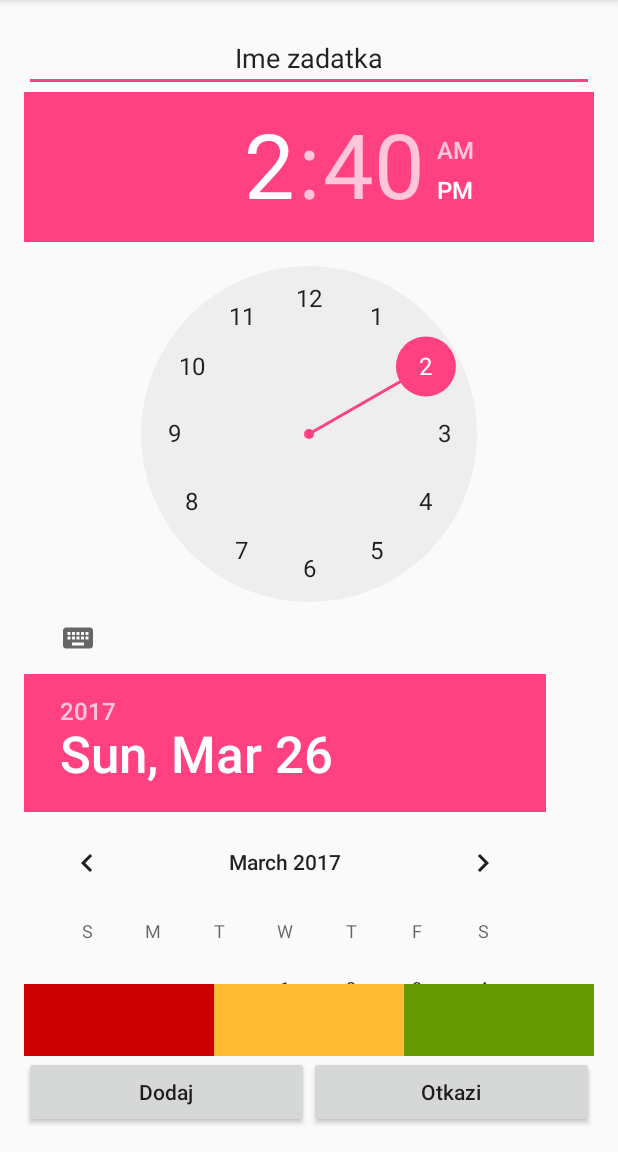
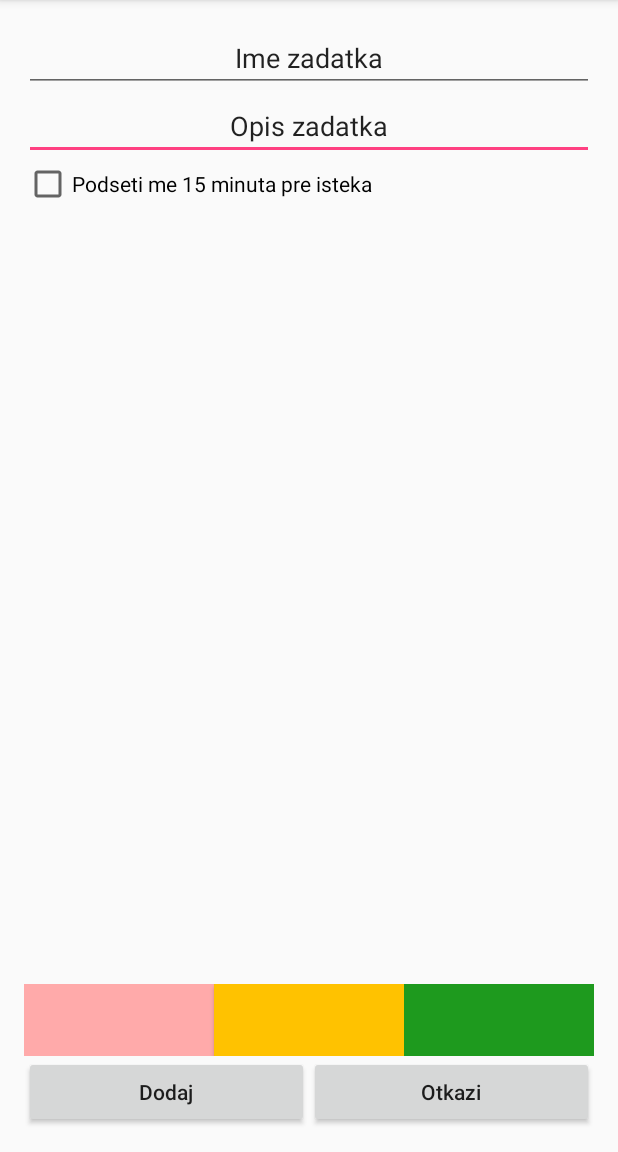
Before and after one commit to JuricaAleksandar/PNRS1, an Android app: the AddActivity screen opened directly, with no data from a screen before it, after a tap on an icon or button, on a phone screen of 412 x 824 dp, the part 84-1236 px from its top. Run offline under Robolectric (Android 15) with nearby library versions, the light colour scheme and no system bars.

Commit message:
Dugmici reseni

```diff
--- a/projekat/app/src/main/java/ra47_2014/pnrs1/rtrk/taskmanager/AddActivity.java
+++ b/projekat/app/src/main/java/ra47_2014/pnrs1/rtrk/taskmanager/AddActivity.java
@@ -1,10 +1,15 @@
 package ra47_2014.pnrs1.rtrk.taskmanager;
 
+import android.app.DatePickerDialog;
 import android.content.Intent;
+import android.graphics.Color;
 import android.support.v7.app.AppCompatActivity;
 import android.os.Bundle;
 import android.view.View;
 import android.widget.Button;
+import android.widget.DatePicker;
+import android.widget.TextView;
+import java.util.Calendar;
 
 public class AddActivity extends AppCompatActivity {
 
@@ -18,6 +23,11 @@ public class AddActivity extends AppCompatActivity {
         final Button greenButton = (Button) findViewById(R.id.buttonGreen);
         final Button yellowButton = (Button) findViewById(R.id.buttonYellow);
         final Button redButton = (Button) findViewById(R.id.buttonRed);
+
+        greenButton.setBackgroundColor(Color.rgb(30,154,30));
+        redButton.setBackgroundColor(Color.rgb(204,0,0));
+        yellowButton.setBackgroundColor(Color.rgb(255,194,0));
+
         addButton.setOnClickListener(new View.OnClickListener() {
             @Override
             public void onClick(View v) {
@@ -33,22 +43,34 @@ public class AddActivity extends AppCompatActivity {
         greenButton.setOnClickListener(new View.OnClickListener() {
             @Override
             public void onClick(View v) {
-                yellowButton.setEnabled(false);
-                redButton.setEnabled(false);
+                greenButton.setBackgroundColor(Color.rgb(170,255,170));
+                redButton.setBackgroundColor(Color.rgb(204,0,0));
+                yellowButton.setBackgroundColor(Color.rgb(255,194,0));
+                greenButton.setEnabled(false);
+                redButton.setEnabled(true);
+                yellowButton.setEnabled(true);
             }
         });
         yellowButton.setOnClickListener(new View.OnClickListener() {
             @Override
             public void onClick(View v) {
-                greenButton.setEnabled(false);
-                redButton.setEnabled(false);
+                greenButton.setBackgroundColor(Color.rgb(30,154,30));
+                redButton.setBackgroundColor(Color.rgb(204,0,0));
+                yellowButton.setBackgroundColor(Color.rgb(255,224,130));
+                greenButton.setEnabled(true);
+                redButton.setEnabled(true);
+                yellowButton.setEnabled(false);
             }
         });
         redButton.setOnClickListener(new View.OnClickListener() {
             @Override
             public void onClick(View v) {
-                yellowButton.setEnabled(false);
-                greenButton.setEnabled(false);
+                greenButton.setBackgroundColor(Color.rgb(30,154,30));
+                redButton.setBackgroundColor(Color.rgb(255,170,170));
+                yellowButton.setBackgroundColor(Color.rgb(255,194,0));
+                greenButton.setEnabled(true);
+                redButton.setEnabled(false);
+                yellowButton.setEnabled(true);
             }
         });
     }
--- a/projekat/app/src/main/res/layout/activity_add.xml
+++ b/projekat/app/src/main/res/layout/activity_add.xml
@@ -31,17 +31,6 @@
                 android:layout_weight="1"
                 android:textAlignment="center" />
 
-            <TimePicker
-                android:layout_width="match_parent"
-                android:layout_height="wrap_content"
-                android:id="@+id/timePicker"
-                android:layout_weight="1" />
-
-            <DatePicker
-                android:layout_width="match_parent"
-                android:layout_height="wrap_content"
-                android:id="@+id/datePicker" />
-
             <EditText
                 android:layout_width="match_parent"
                 android:layout_height="wrap_content"
@@ -66,47 +55,46 @@
         android:layout_height="wrap_content">
 
         <Button
-            android:layout_width="wrap_content"
+            android:id="@+id/buttonRed"
+            style="@style/Widget.AppCompat.Button"
+            android:layout_width="match_parent"
             android:layout_height="fill_parent"
-            android:id="@+id/buttonRed"
-            android:layout_weight="1"
-            style="@style/Widget.AppCompat.Button.Colored"
-            android:background="@android:color/holo_red_dark" />
+            android:layout_weight="1" />
 
         <Button
-            android:layout_width="wrap_content"
+            android:id="@+id/buttonYellow"
+            style="@style/Widget.AppCompat.Button"
+            android:layout_width="match_parent"
             android:layout_height="fill_parent"
-            android:id="@+id/buttonYellow"
-            android:layout_weight="1"
-            style="@style/Widget.AppCompat.Button.Colored"
-            android:background="@android:color/holo_orange_light" />
+            android:layout_weight="1" />
 
         <Button
-            android:layout_width="wrap_content"
+            android:id="@+id/buttonGreen"
+            style="@style/Widget.AppCompat.Button"
+            android:layout_width="match_parent"
             android:layout_height="fill_parent"
-            android:id="@+id/buttonGreen"
-            android:layout_weight="1"
-            style="@style/Widget.AppCompat.Button.Colored"
-            android:background="@android:color/holo_green_dark" />
+            android:layout_weight="1" />
     </LinearLayout>
     <LinearLayout
         android:layout_width="match_parent"
         android:layout_height="wrap_content">
 
         <Button
-            android:text="Dodaj"
+            android:id="@+id/buttonAdd"
+            style="@style/Widget.AppCompat.Button"
             android:layout_width="match_parent"
             android:layout_height="fill_parent"
-            android:id="@+id/buttonAdd"
             android:layout_weight="1"
-            android:textAllCaps="false"/>
+            android:text="Dodaj"
+            android:textAllCaps="false" />
 
         <Button
-            android:text="Otkazi"
+            android:id="@+id/buttonCancel"
+            style="@style/Widget.AppCompat.Button"
             android:layout_width="match_parent"
             android:layout_height="fill_parent"
-            android:id="@+id/buttonCancel"
             android:layout_weight="1"
-            android:textAllCaps="false"/>
+            android:text="Otkazi"
+            android:textAllCaps="false" />
     </LinearLayout>
 </LinearLayout>
```
